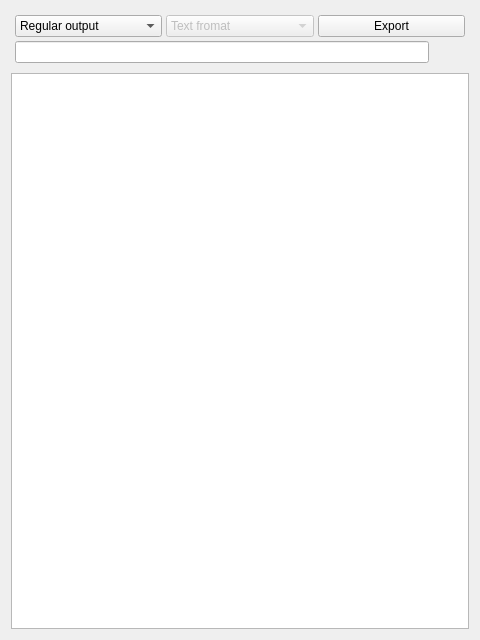
Qt form mini_analyser/ui/tabexport.ui (emericg/MiniVideo) before a commit.
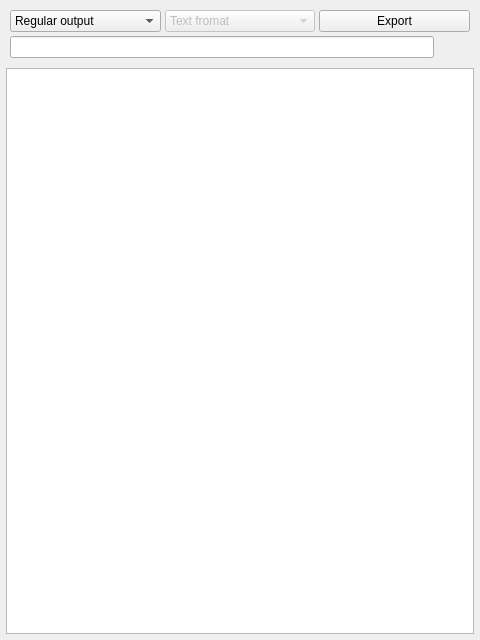
The same form after that commit. Icons and pictures are not drawn.

Commit message: minianalyser: fix displaying of some empty string; fix export tab margins

Patch:
```diff
--- a/mini_analyser/ui/tabexport.ui
+++ b/mini_analyser/ui/tabexport.ui
@@ -14,6 +14,18 @@
    <string>Form</string>
   </property>
   <layout class="QGridLayout" name="gridLayout">
+   <property name="leftMargin">
+    <number>6</number>
+   </property>
+   <property name="topMargin">
+    <number>6</number>
+   </property>
+   <property name="rightMargin">
+    <number>6</number>
+   </property>
+   <property name="bottomMargin">
+    <number>6</number>
+   </property>
    <item row="0" column="0">
     <widget class="QFrame" name="frame">
      <property name="autoFillBackground">
```
The commit also changes 1 other file.
